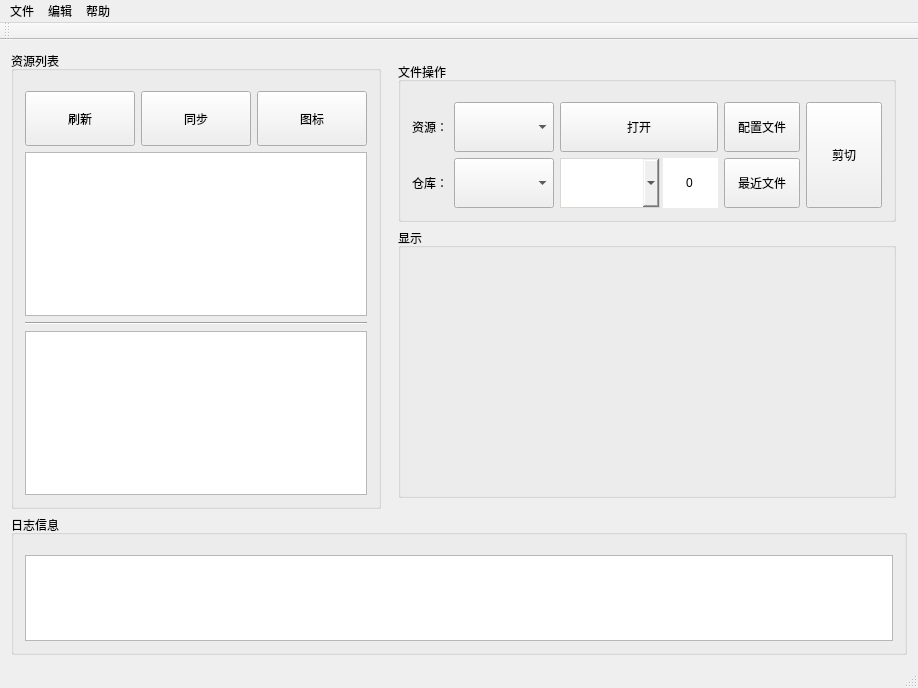
The window that mainwindow.ui (WeiMuYang/markdown-assistant) describes before a commit, drawn with Qt 5.
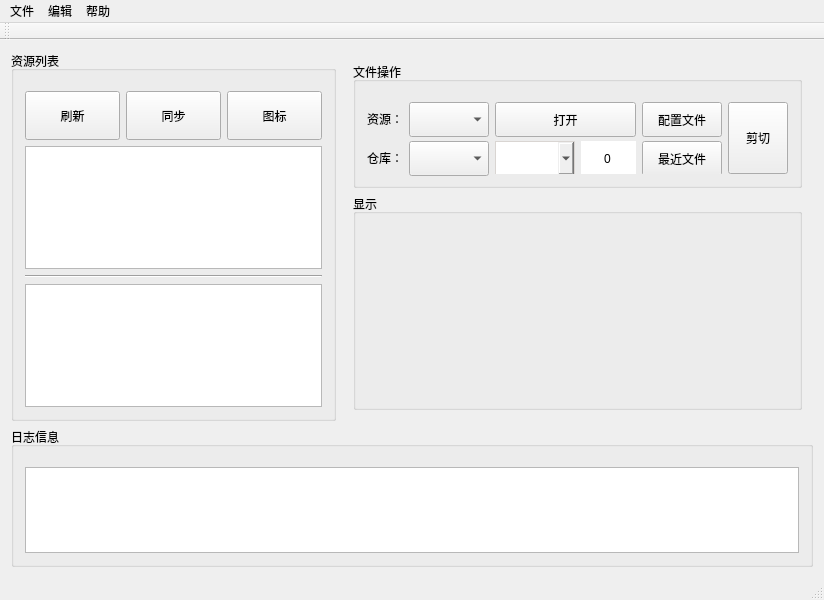
The same window after the commit.

Commit message: fixed: 根据不同的分辨率，调整界面的大小

The edit to the form file:
```diff
--- a/mainwindow.ui
+++ b/mainwindow.ui
@@ -6,8 +6,8 @@
    <rect>
     <x>0</x>
     <y>0</y>
-    <width>918</width>
-    <height>688</height>
+    <width>824</width>
+    <height>600</height>
    </rect>
   </property>
   <property name="minimumSize">
@@ -28,7 +28,7 @@
   <widget class="QWidget" name="centralWidget">
    <layout class="QVBoxLayout" name="verticalLayout_7" stretch="10,3">
     <item>
-     <layout class="QHBoxLayout" name="horizontalLayout" stretch="3,5">
+     <layout class="QHBoxLayout" name="horizontalLayout" stretch="4,5">
       <item>
        <widget class="QGroupBox" name="listWgt">
         <property name="sizePolicy">
@@ -39,7 +39,7 @@
         </property>
         <property name="minimumSize">
          <size>
-          <width>370</width>
+          <width>0</width>
           <height>0</height>
          </size>
         </property>
@@ -52,19 +52,50 @@
         <property name="title">
          <string>资源列表</string>
         </property>
-        <layout class="QVBoxLayout" name="listLayout" stretch="1,3,0,3">
+        <layout class="QVBoxLayout" name="listLayout" stretch="2,5,0,5">
          <property name="topMargin">
           <number>20</number>
          </property>
          <item>
+          <widget class="QWidget" name="listPbnWgt" native="true">
+           <property name="sizePolicy">
+            <sizepolicy hsizetype="Preferred" vsizetype="Preferred">
+             <horstretch>0</horstretch>
+             <verstretch>0</verstretch>
+            </sizepolicy>
+           </property>
+           <property name="minimumSize">
+            <size>
+             <width>0</width>
+             <height>40</height>
+            </size>
+           </property>
+           <property name="maximumSize">
+            <size>
+             <width>16777215</width>
+             <height>50</height>
+            </size>
+           </property>
           <layout class="QHBoxLayout" name="horizontalLayout_2">
            <property name="sizeConstraint">
-            <enum>QLayout::SetMinAndMaxSize</enum>
+             <enum>QLayout::SetDefaultConstraint</enum>
+            </property>
+            <property name="leftMargin">
+             <number>0</number>
+            </property>
+            <property name="topMargin">
+             <number>0</number>
+            </property>
+            <property name="rightMargin">
+             <number>0</number>
+            </property>
+            <property name="bottomMargin">
+             <number>0</number>
            </property>
            <item>
             <widget class="QPushButton" name="refreshPbn">
              <property name="sizePolicy">
-              <sizepolicy hsizetype="Preferred" vsizetype="Fixed">
+               <sizepolicy hsizetype="Preferred" vsizetype="Expanding">
                <horstretch>0</horstretch>
                <verstretch>0</verstretch>
               </sizepolicy>
@@ -72,13 +103,13 @@
              <property name="minimumSize">
               <size>
                <width>0</width>
-               <height>55</height>
+                <height>40</height>
               </size>
              </property>
              <property name="maximumSize">
               <size>
                <width>16777215</width>
-               <height>55</height>
+                <height>16777215</height>
               </size>
              </property>
              <property name="text">
@@ -89,7 +120,7 @@
            <item>
             <widget class="QPushButton" name="syncPbn">
              <property name="sizePolicy">
-              <sizepolicy hsizetype="Preferred" vsizetype="Fixed">
+               <sizepolicy hsizetype="Preferred" vsizetype="Expanding">
                <horstretch>0</horstretch>
                <verstretch>0</verstretch>
               </sizepolicy>
@@ -97,13 +128,13 @@
              <property name="minimumSize">
               <size>
                <width>0</width>
-               <height>55</height>
+                <height>40</height>
               </size>
              </property>
              <property name="maximumSize">
               <size>
                <width>16777215</width>
-               <height>55</height>
+                <height>16777215</height>
               </size>
              </property>
              <property name="text">
@@ -114,7 +145,7 @@
            <item>
             <widget class="QPushButton" name="modePbn">
              <property name="sizePolicy">
-              <sizepolicy hsizetype="Preferred" vsizetype="Fixed">
+               <sizepolicy hsizetype="Preferred" vsizetype="Expanding">
                <horstretch>0</horstretch>
                <verstretch>0</verstretch>
               </sizepolicy>
@@ -122,13 +153,13 @@
              <property name="minimumSize">
               <size>
                <width>0</width>
-               <height>55</height>
+                <height>40</height>
               </size>
              </property>
              <property name="maximumSize">
               <size>
                <width>16777215</width>
-               <height>55</height>
+                <height>16777215</height>
               </size>
              </property>
              <property name="text">
@@ -137,6 +168,7 @@
             </widget>
            </item>
           </layout>
+          </widget>
          </item>
          <item>
           <widget class="QListWidget" name="addList">
@@ -182,7 +214,7 @@
           <verstretch>0</verstretch>
          </sizepolicy>
         </property>
-        <layout class="QVBoxLayout" name="verticalLayout">
+        <layout class="QVBoxLayout" name="verticalLayout" stretch="1,3">
          <item>
           <widget class="QGroupBox" name="pathWgt">
            <property name="sizePolicy">
@@ -191,6 +223,12 @@
              <verstretch>0</verstretch>
             </sizepolicy>
            </property>
+           <property name="minimumSize">
+            <size>
+             <width>0</width>
+             <height>126</height>
+            </size>
+           </property>
            <property name="maximumSize">
             <size>
              <width>16777215</width>
@@ -211,7 +249,7 @@
                 <item>
                  <widget class="QLabel" name="label">
                   <property name="sizePolicy">
-                   <sizepolicy hsizetype="Fixed" vsizetype="Preferred">
+                   <sizepolicy hsizetype="Fixed" vsizetype="Expanding">
                     <horstretch>0</horstretch>
                     <verstretch>0</verstretch>
                    </sizepolicy>
@@ -230,15 +268,15 @@
                 <item>
                  <widget class="QComboBox" name="imgPathCombox">
                   <property name="sizePolicy">
-                   <sizepolicy hsizetype="Expanding" vsizetype="Fixed">
+                   <sizepolicy hsizetype="Expanding" vsizetype="Expanding">
                     <horstretch>0</horstretch>
                     <verstretch>0</verstretch>
                    </sizepolicy>
                   </property>
                   <property name="minimumSize">
                    <size>
-                    <width>100</width>
-                    <height>50</height>
+                    <width>80</width>
+                    <height>35</height>
                    </size>
                   </property>
                  </widget>
@@ -250,7 +288,7 @@
                 <item>
                  <widget class="QLabel" name="label_2">
                   <property name="sizePolicy">
-                   <sizepolicy hsizetype="Fixed" vsizetype="Preferred">
+                   <sizepolicy hsizetype="Fixed" vsizetype="Expanding">
                     <horstretch>0</horstretch>
                     <verstretch>0</verstretch>
                    </sizepolicy>
@@ -269,15 +307,15 @@
                 <item>
                  <widget class="QComboBox" name="tarPathCombox">
                   <property name="sizePolicy">
-                   <sizepolicy hsizetype="Expanding" vsizetype="Fixed">
+                   <sizepolicy hsizetype="Expanding" vsizetype="Expanding">
                     <horstretch>0</horstretch>
                     <verstretch>0</verstretch>
                    </sizepolicy>
                   </property>
                   <property name="minimumSize">
                    <size>
-                    <width>100</width>
-                    <height>50</height>
+                    <width>80</width>
+                    <height>35</height>
                    </size>
                   </property>
                  </widget>
@@ -312,7 +350,7 @@
                  <item>
                   <widget class="QToolButton" name="toolPbn">
                    <property name="sizePolicy">
-                    <sizepolicy hsizetype="Expanding" vsizetype="Preferred">
+                    <sizepolicy hsizetype="Expanding" vsizetype="Expanding">
                      <horstretch>0</horstretch>
                      <verstretch>0</verstretch>
                     </sizepolicy>
@@ -320,7 +358,7 @@
                    <property name="minimumSize">
                     <size>
                      <width>90</width>
-                     <height>50</height>
+                     <height>35</height>
                     </size>
                    </property>
                    <property name="text">
@@ -335,15 +373,15 @@
                  <item>
                   <widget class="QComboBox" name="subPathComBox">
                    <property name="sizePolicy">
-                    <sizepolicy hsizetype="Expanding" vsizetype="Fixed">
+                    <sizepolicy hsizetype="Expanding" vsizetype="Expanding">
                      <horstretch>0</horstretch>
                      <verstretch>0</verstretch>
                     </sizepolicy>
                    </property>
                    <property name="minimumSize">
                     <size>
-                     <width>100</width>
-                     <height>50</height>
+                     <width>80</width>
+                     <height>35</height>
                     </size>
                    </property>
                    <property name="styleSheet">
@@ -354,7 +392,7 @@
                  <item>
                   <widget class="QSpinBox" name="numSpinBox">
                    <property name="sizePolicy">
-                    <sizepolicy hsizetype="Fixed" vsizetype="Fixed">
+                    <sizepolicy hsizetype="Fixed" vsizetype="Expanding">
                      <horstretch>0</horstretch>
                      <verstretch>0</verstretch>
                     </sizepolicy>
@@ -362,7 +400,7 @@
                    <property name="minimumSize">
                     <size>
                      <width>55</width>
-                     <height>50</height>
+                     <height>35</height>
                     </size>
                    </property>
                    <property name="styleSheet">
@@ -407,7 +445,7 @@
                  <item>
                   <widget class="QPushButton" name="updateConfPbn">
                    <property name="sizePolicy">
-                    <sizepolicy hsizetype="Expanding" vsizetype="Preferred">
+                    <sizepolicy hsizetype="Expanding" vsizetype="Expanding">
                      <horstretch>0</horstretch>
                      <verstretch>0</verstretch>
                     </sizepolicy>
@@ -415,7 +453,7 @@
                    <property name="minimumSize">
                     <size>
                      <width>0</width>
-                     <height>50</height>
+                     <height>35</height>
                     </size>
                    </property>
                    <property name="text">
@@ -426,7 +464,7 @@
                  <item>
                   <widget class="QPushButton" name="lastFileNumPbn">
                    <property name="sizePolicy">
-                    <sizepolicy hsizetype="Expanding" vsizetype="Preferred">
+                    <sizepolicy hsizetype="Expanding" vsizetype="Expanding">
                      <horstretch>0</horstretch>
                      <verstretch>0</verstretch>
                     </sizepolicy>
@@ -434,7 +472,7 @@
                    <property name="minimumSize">
                     <size>
                      <width>0</width>
-                     <height>50</height>
+                     <height>35</height>
                     </size>
                    </property>
                    <property name="text">
@@ -448,14 +486,14 @@
               <item>
                <widget class="QPushButton" name="clipPbn">
                 <property name="sizePolicy">
-                 <sizepolicy hsizetype="Expanding" vsizetype="Preferred">
+                 <sizepolicy hsizetype="Expanding" vsizetype="Expanding">
                   <horstretch>0</horstretch>
                   <verstretch>0</verstretch>
                  </sizepolicy>
                 </property>
                 <property name="minimumSize">
                  <size>
-                  <width>0</width>
+                  <width>60</width>
                   <height>0</height>
                  </size>
                 </property>
@@ -473,7 +511,7 @@
           <widget class="QGroupBox" name="imgWgt">
            <property name="minimumSize">
             <size>
-             <width>300</width>
+             <width>0</width>
              <height>0</height>
             </size>
            </property>
@@ -542,8 +580,8 @@
     <rect>
      <x>0</x>
      <y>0</y>
-     <width>918</width>
-     <height>17</height>
+     <width>824</width>
+     <height>23</height>
     </rect>
    </property>
    <widget class="QMenu" name="menuFile">
```
Lines whose indentation alone changed are shown as unchanged. The commit also changes 3 other files.
